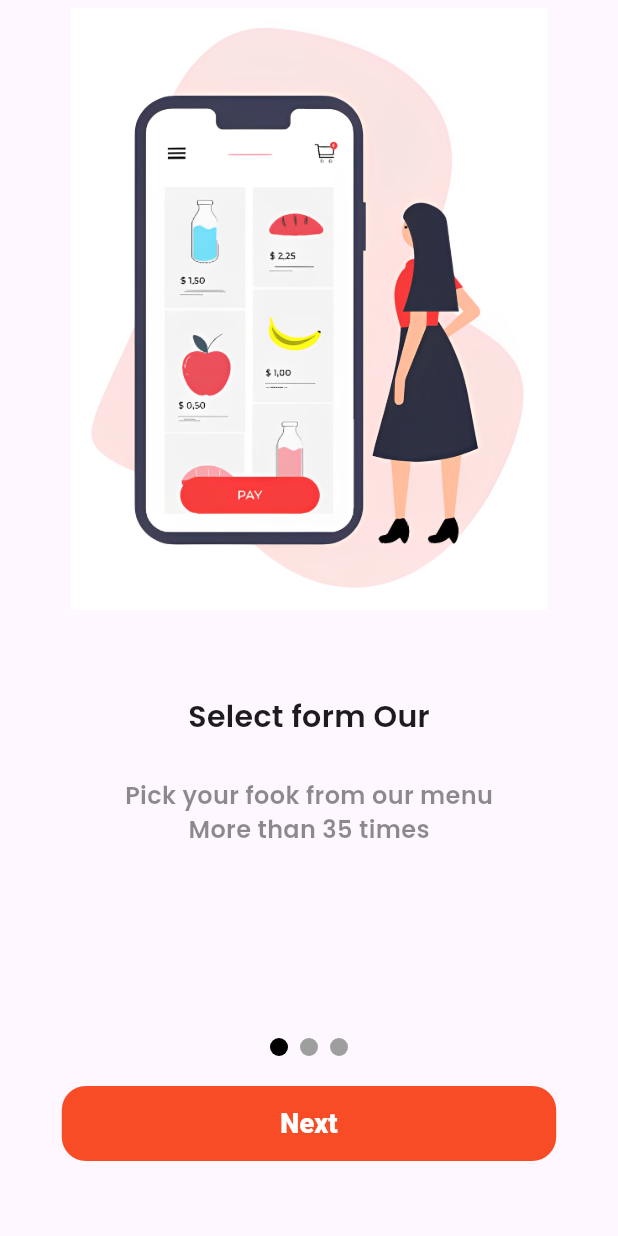
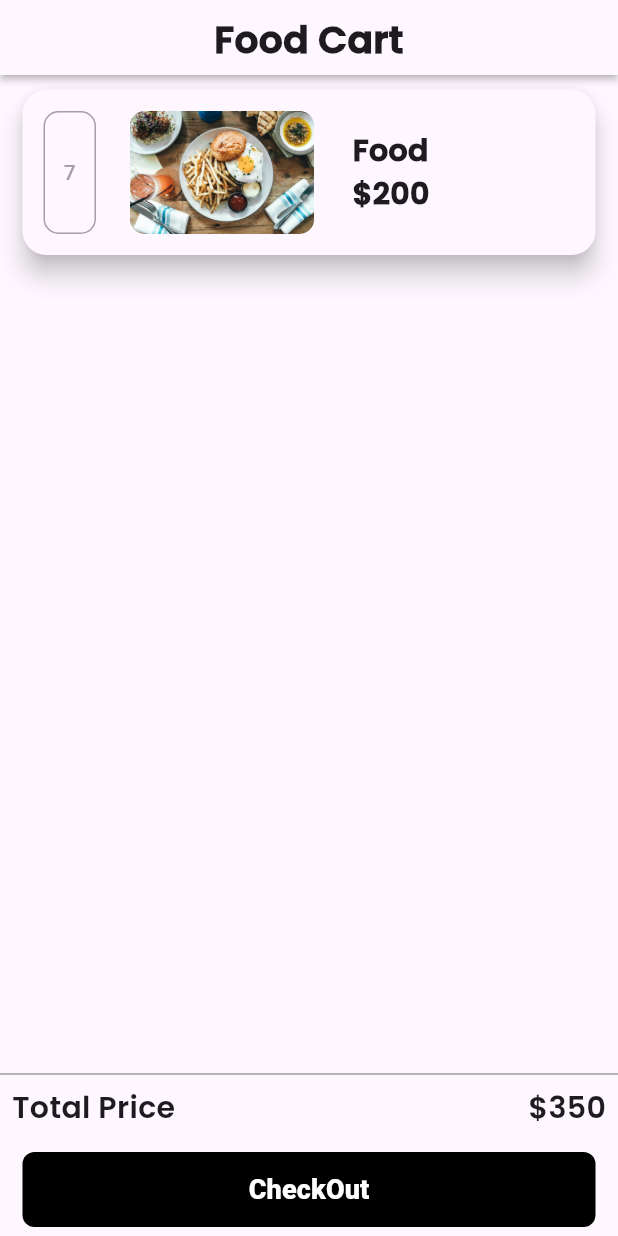
Before and after one commit to ramy23149/phone-fix, a Flutter app: the screen it shows after launch, on a phone screen of 412 x 824 dp. Run offline on Flutter 3.47's test engine with Material 3 defaults, Android fonts, the phone set to English and light mode, and no system bars; drawn by our look-alikes of smooth_page_indicator; our stand-ins replace awesome_dialog, bloc, cached_network_image, cloud_firestore, curved_navigation_bar, dartz and 9 more; missing offline and left inert: flutter_stripe; accounts and stored records are empty.

Commit message:
food Cart UI done

```diff
--- a/lib/Core/app_router.dart
+++ b/lib/Core/app_router.dart
@@ -9,6 +9,7 @@ import '../featurs/Profile/views/profile_view.dart';
 import '../featurs/admin/Presentation/views/admin_home.dart';
 import '../featurs/auth/presentation/views/login_view.dart';
 import '../featurs/auth/presentation/views/signUp_view.dart';
+import '../featurs/order/views/order_view.dart';
 
 abstract class AppRouter {
   static String kOnBording = '/';
@@ -32,7 +33,7 @@ abstract class AppRouter {
         path: kSignUpView,
         builder: (context, state) => const SignUpView(),
       ),
-      GoRoute(path: '/', builder: (context, state) => const OnBordingView()),
+      GoRoute(path: '/', builder: (context, state) => const OrderView()),
       GoRoute(
         path: kAdminHome,
         builder: (context, state) => const HomeAdmin(),
--- a/lib/Core/widgets/custom_appbar.dart
+++ b/lib/Core/widgets/custom_appbar.dart
@@ -3,8 +3,8 @@ import 'package:flutter/material.dart';
 import '../text_styles/Styles.dart';
 
 class CustomAppBar extends StatelessWidget {
-  const CustomAppBar({super.key});
-
+  const CustomAppBar({super.key, required this.title});
+  final String title;
   @override
   Widget build(BuildContext context) {
     return SizedBox(
@@ -14,8 +14,8 @@ class CustomAppBar extends StatelessWidget {
         elevation: 2,
         child: Transform.translate(
           offset: const Offset(0, 8),
-          child: const Text(
-            'Wallet',
+          child:  Text(
+            title,
             style: Styles.textStyle25,
             textAlign: TextAlign.center,
           ),
--- a/lib/featurs/order/views/order_view.dart
+++ b/lib/featurs/order/views/order_view.dart
@@ -1,10 +1,14 @@
 import 'package:flutter/material.dart';
+import 'package:food_delivery_app/featurs/order/views/widgets/order_view_body.dart';
 
 class OrderView extends StatelessWidget {
   const OrderView({super.key});
 
   @override
   Widget build(BuildContext context) {
-    return SafeArea(child: Image.asset('assets/images/screen2.png'));
+    return SafeArea(child:
+    Scaffold(
+      body: OrderViewBody(),
+    ));
   }
 }
--- /dev/null
+++ b/lib/featurs/order/views/widgets/food_item.dart
@@ -0,0 +1,71 @@
+import 'package:flutter/material.dart';
+import '../../../../Core/text_styles/Styles.dart';
+
+class FoodItem extends StatelessWidget {
+  const FoodItem({super.key});
+
+  @override
+  Widget build(BuildContext context) {
+    return Container(
+      width: MediaQuery.of(context).size.width,
+      height: 120,
+      padding: const EdgeInsets.only(bottom: 10,right: 15.0,left: 15.0),
+      child: Material(
+        borderRadius: BorderRadius.circular(16),
+        elevation: 7,
+        child: Container(
+          margin: const EdgeInsets.all(14),
+          child: Row(
+            crossAxisAlignment: CrossAxisAlignment.center,
+            mainAxisAlignment: MainAxisAlignment.spaceBetween,
+            children: [
+              Container(
+                width: 35,
+                height: 120,
+                decoration: BoxDecoration(
+                    borderRadius: BorderRadius.circular(10),
+                    border: Border.all(color: const Color(0xffA59EA5))),
+                child: const Center(
+                  child: Text(
+                    '7',
+                    style: TextStyle(
+                        color: Color(0xffA59EA5), fontWeight: FontWeight.w500),
+                  ),
+                ),
+              ),
+              const SizedBox(
+                width: 10,
+              ),
+              Flexible(
+                child: ClipRRect(
+                    borderRadius: BorderRadius.circular(10),
+                    child: Image.asset('assets/images/food.jpg', height: 100)),
+              ),
+              const SizedBox(
+                width: 13,
+              ),
+              const Expanded(
+                child: Column(
+                  mainAxisAlignment: MainAxisAlignment.center,
+                  crossAxisAlignment: CrossAxisAlignment.start,
+                  children: [
+                    Text(
+                      maxLines: 1,
+                      overflow: TextOverflow.ellipsis,
+                      'Food',
+                      style: Styles.textStyle20Extra,
+                    ),
+                    Text(
+                      '\$200',
+                      style: Styles.textStyle20Extra,
+                    ),
+                  ],
+                ),
+              )
+            ],
+          ),
+        ),
+      ),
+    );
+  }
+}
--- /dev/null
+++ b/lib/featurs/order/views/widgets/order_view_body.dart
@@ -0,0 +1,74 @@
+import 'package:flutter/material.dart';
+import 'package:flutter/widgets.dart';
+import 'package:food_delivery_app/Core/constats.dart';
+import 'package:food_delivery_app/Core/widgets/custom_appbar.dart';
+import 'package:food_delivery_app/Core/widgets/custom_bottom.dart';
+
+import '../../../../Core/text_styles/Styles.dart';
+import 'food_item.dart';
+
+class OrderViewBody extends StatelessWidget {
+  const OrderViewBody({super.key});
+
+  @override
+  Widget build(BuildContext context) {
+    return const Stack(
+      children: [
+       Column(
+        children: [
+
+          CustomAppBar(
+            title: 'Food Cart',
+          ),
+          SizedBox(
+            height: 10,
+          ),
+          FoodItem(),
+        ],
+      ),
+      Positioned(
+        bottom: 0,
+        left: 0,
+        right: 0,
+        child: ChekOutBox()),
+    ]);
+  }
+}
+
+
+class ChekOutBox extends StatelessWidget {
+  const ChekOutBox({super.key});
+
+  @override
+  Widget build(BuildContext context) {
+    return Column(
+      children: [
+      const  Divider(
+          color: Colors.grey,
+          thickness: 1,
+        ),
+      const  Padding(
+          padding:  EdgeInsets.symmetric(horizontal: 8.0),
+          child:  Row(
+           mainAxisAlignment: MainAxisAlignment.spaceBetween,
+            children: [
+              Text('Total Price',style: Styles.textStyle20,),
+              Text('\$350',style: Styles.textStyle20,),
+            ],
+          ),
+        ),
+      const  SizedBox(height: 15,),
+        Padding(
+          padding: const EdgeInsets.symmetric(horizontal: 15.0),
+          child: CustomBotton(
+            borderRadius: BorderRadius.circular(8),
+            width: MediaQuery.of(context).size.width,
+            textColor: kWhite,
+            backgroundColor: kBlack,
+            text: 'CheckOut'),
+        ),
+        const  SizedBox(height: 6,)
+      ],
+    );
+  }
+}
--- a/lib/featurs/wallet/presentaion/views/widgets/wallet_view_body.dart
+++ b/lib/featurs/wallet/presentaion/views/widgets/wallet_view_body.dart
@@ -46,7 +46,9 @@ class _WalletViewBodyState extends State<WalletViewBody> {
         inAsyncCall: isLoading,
         child: Column(
           children: [
-            const CustomAppBar(),
+            const CustomAppBar(
+              title: 'Wallet',
+            ),
             const SizedBox(height: 20),
             FutureBuilder<DocumentSnapshot>(
               future: FirebaseFirestore.instance
```
